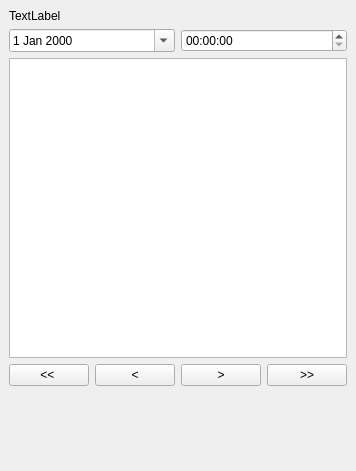
joeberkovitz/qgis-noaa-marine-data, file tidal_prediction_widget.ui: the form before one commit.
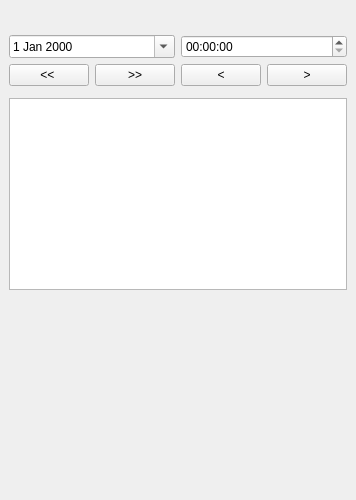
The form after the commit.

Commit message: add station link to prediction panel

What changed in the file:
```diff
--- a/tidal_prediction_widget.ui
+++ b/tidal_prediction_widget.ui
@@ -6,8 +6,8 @@
    <rect>
     <x>0</x>
     <y>0</y>
-    <width>318</width>
-    <height>471</height>
+    <width>333</width>
+    <height>500</height>
    </rect>
   </property>
   <property name="maximumSize">
@@ -28,6 +28,8 @@
      <enum>QLayout::SetDefaultConstraint</enum>
     </property>
     <item>
+     <layout class="QHBoxLayout" name="horizontalLayout">
+      <item>
      <widget class="QLabel" name="stationLabel">
       <property name="enabled">
        <bool>true</bool>
@@ -39,42 +41,45 @@
        </sizepolicy>
       </property>
       <property name="text">
-       <string>TextLabel</string>
+         <string/>
       </property>
      </widget>
     </item>
     <item>
-     <layout class="QHBoxLayout" name="horizontalLayout">
-      <item>
-       <widget class="QDateEdit" name="dateEdit">
-        <property name="calendarPopup">
-         <bool>true</bool>
+       <spacer name="horizontalSpacer">
+        <property name="orientation">
+         <enum>Qt::Horizontal</enum>
         </property>
-       </widget>
-      </item>
-      <item>
-       <widget class="QTimeEdit" name="timeEdit"/>
-      </item>
-     </layout>
-    </item>
-    <item>
-     <widget class="QTableWidget" name="tableWidget">
-      <property name="sizePolicy">
-       <sizepolicy hsizetype="Expanding" vsizetype="Fixed">
-        <horstretch>0</horstretch>
-        <verstretch>0</verstretch>
-       </sizepolicy>
-      </property>
-      <property name="minimumSize">
+        <property name="sizeHint" stdset="0">
        <size>
-        <width>0</width>
-        <height>300</height>
-       </size>
-      </property>
-     </widget>
-    </item>
+          <width>40</width>
+          <height>20</height>
+         </size>
+        </property>
+       </spacer>
+      </item>
+      <item>
+       <widget class="QLabel" name="linkLabel">
+        <property name="text">
+         <string/>
+        </property>
+        <property name="textFormat">
+         <enum>Qt::RichText</enum>
+        </property>
+        <property name="openExternalLinks">
+         <bool>true</bool>
+        </property>
+        <property name="textInteractionFlags">
+         <set>Qt::TextBrowserInteraction</set>
+        </property>
+       </widget>
+      </item>
+     </layout>
+    </item>
     <item>
-     <layout class="QHBoxLayout" name="horizontalLayout_2">
+     <layout class="QGridLayout" name="gridLayout">
+      <item row="1" column="0">
+       <layout class="QHBoxLayout" name="horizontalLayout_3">
       <item>
        <widget class="QPushButton" name="prevDay">
         <property name="text">
@@ -83,6 +88,17 @@
        </widget>
       </item>
       <item>
+         <widget class="QPushButton" name="nextDay">
+          <property name="text">
+           <string>&gt;&gt;</string>
+          </property>
+         </widget>
+        </item>
+       </layout>
+      </item>
+      <item row="1" column="1">
+       <layout class="QHBoxLayout" name="horizontalLayout_2">
+        <item>
        <widget class="QPushButton" name="prevStep">
         <property name="text">
          <string>&lt;</string>
@@ -96,15 +112,43 @@
         </property>
        </widget>
       </item>
-      <item>
-       <widget class="QPushButton" name="nextDay">
-        <property name="text">
-         <string>&gt;&gt;</string>
+       </layout>
+      </item>
+      <item row="0" column="1">
+       <widget class="QTimeEdit" name="timeEdit">
+        <property name="frame">
+         <bool>true</bool>
         </property>
        </widget>
       </item>
+      <item row="0" column="0">
+       <widget class="QDateEdit" name="dateEdit">
+        <property name="calendarPopup">
+         <bool>true</bool>
+        </property>
+       </widget>
+      </item>
      </layout>
     </item>
+    <item>
+     <widget class="QWidget" name="plotWidget" native="true"/>
+    </item>
+    <item>
+     <widget class="QTableWidget" name="tableWidget">
+      <property name="sizePolicy">
+       <sizepolicy hsizetype="Expanding" vsizetype="Fixed">
+        <horstretch>0</horstretch>
+        <verstretch>0</verstretch>
+       </sizepolicy>
+      </property>
+      <property name="minimumSize">
+       <size>
+        <width>0</width>
+        <height>150</height>
+       </size>
+      </property>
+     </widget>
+    </item>
     <item>
      <spacer name="verticalSpacer">
       <property name="orientation">
```
Lines whose indentation alone changed are shown as unchanged. The commit also changes 1 other file.
